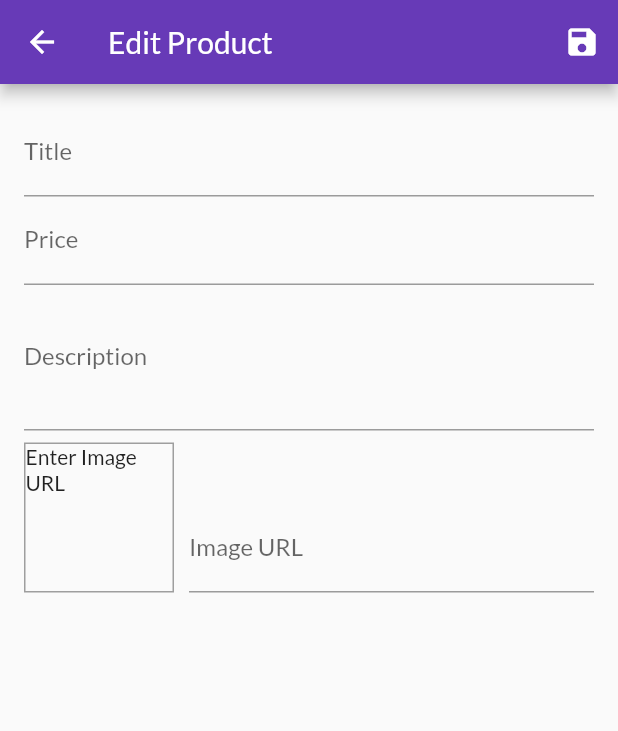
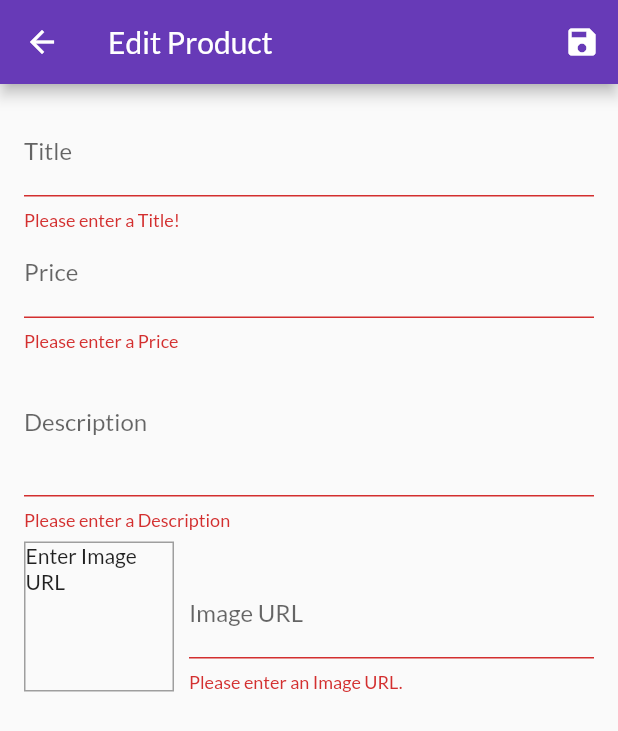
Before and after one commit to rajput-hemant/shop-app, a Flutter app: the EditProductScreen screen opened by its route, after a tap on the "save" icon, on a phone screen of 412 x 824 dp. Shown: the top 731 px of the screen. Run offline on Flutter 3.47's test engine with Material 2 defaults, Android fonts, the phone set to English and light mode, and no system bars; network calls fail.

Commit message:
added validation to all TextFormFields
Signed-off-by: rajput-hemant <hemant.rajput_cs20@gla.ac.in>

```diff
--- a/lib/screens/edit_product_screen.dart
+++ b/lib/screens/edit_product_screen.dart
@@ -44,11 +44,20 @@ class _EditProductScreenState extends State<EditProductScreen> {
 
   void _updateImageUrl() {
     if (!_imageUrlFocusNode.hasFocus) {
+      if ((!_imageUrlController.text.startsWith('http') &&
+              !_imageUrlController.text.startsWith('https')) ||
+          (!_imageUrlController.text.endsWith('png') &&
+              !_imageUrlController.text.endsWith('jpeg') &&
+              !_imageUrlController.text.endsWith('jpg'))) {
+        return;
+      }
       setState(() {});
     }
   }
 
   void _saveForm() {
+    var isValid = _form.currentState!.validate();
+    if (isValid) {
       _form.currentState!.save();
       log(
         "Title: ${_editedProduct.title}\n"
@@ -56,6 +65,7 @@ class _EditProductScreenState extends State<EditProductScreen> {
         "Price: ${_editedProduct.price.toString()}\n"
         "ImageURL: ${_editedProduct.imageURL}",
       );
+    }
   }
 
   @override
@@ -81,6 +91,12 @@ class _EditProductScreenState extends State<EditProductScreen> {
                 textInputAction: TextInputAction.next,
                 onFieldSubmitted: (_) =>
                     FocusScope.of(context).requestFocus(_priceFocusNode),
+                validator: (value) {
+                  if (value!.isEmpty) {
+                    return 'Please enter a Title!';
+                  }
+                  return null;
+                },
                 onSaved: (value) => _editedProduct = Product(
                   id: "",
                   title: value!,
@@ -94,6 +110,18 @@ class _EditProductScreenState extends State<EditProductScreen> {
                 keyboardType: TextInputType.number,
                 textInputAction: TextInputAction.next,
                 focusNode: _priceFocusNode,
+                validator: (value) {
+                  if (value!.isEmpty) {
+                    return 'Please enter a Price';
+                  }
+                  if (double.tryParse(value) == null) {
+                    return 'Please enter a valid Price';
+                  }
+                  if (double.parse(value) <= 0) {
+                    return 'Please enter a Price greater than 0';
+                  }
+                  return null;
+                },
                 onSaved: (value) => _editedProduct = Product(
                   id: "",
                   title: _editedProduct.title,
@@ -109,6 +137,15 @@ class _EditProductScreenState extends State<EditProductScreen> {
                 keyboardType: TextInputType.multiline,
                 onFieldSubmitted: (_) =>
                     FocusScope.of(context).requestFocus(_descriptionFocusNode),
+                validator: (value) {
+                  if (value!.isEmpty) {
+                    return 'Please enter a Description';
+                  }
+                  if (value.length < 15) {
+                    return 'Description should be at lease 15 characters long';
+                  }
+                  return null;
+                },
                 onSaved: (value) => _editedProduct = Product(
                   id: "",
                   title: _editedProduct.title,
@@ -145,6 +182,19 @@ class _EditProductScreenState extends State<EditProductScreen> {
                       controller: _imageUrlController,
                       focusNode: _imageUrlFocusNode,
                       onFieldSubmitted: (_) => _saveForm(),
+                      validator: (value) {
+                        if (value!.isEmpty) {
+                          return 'Please enter an Image URL.';
+                        }
+                        if (!value.startsWith('http') &&
+                                !value.startsWith('https') ||
+                            !value.endsWith('.png') &&
+                                !value.endsWith('.jpg') &&
+                                !value.endsWith('.jpeg')) {
+                          return 'Please enter a valid Image URL.';
+                        }
+                        return null;
+                      },
                       onSaved: (value) => _editedProduct = Product(
                         id: "",
                         title: _editedProduct.title,
```
Lines whose indentation alone changed are shown as unchanged.
